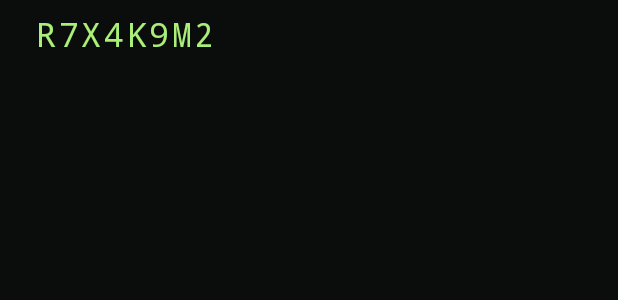
After one commit to karal63/real-time-notes, an Android app: the layout dialog_share_note.xml on its own in the app's theme, with its tools: preview values and no code run, on a phone screen of 412 x 824 dp. The commit adds this screen. Shown: the top 300 px of the screen. Run offline under Robolectric (Android 15) with nearby library versions, the phone set to English and light mode, and no system bars.

Commit message:
add share button and hide it if note is private

```diff
--- a/app/src/main/java/com/example/real_time_notes/Note.kt
+++ b/app/src/main/java/com/example/real_time_notes/Note.kt
@@ -4,6 +4,6 @@ data class Note(
     val id: String,
     val title: String,
     val description: String,
-    val allowOthers: Boolean,
+    val isPublic: Boolean,
     val ownerId: String
 )
--- a/app/src/main/java/com/example/real_time_notes/SecondActivity.kt
+++ b/app/src/main/java/com/example/real_time_notes/SecondActivity.kt
@@ -109,7 +109,7 @@ class SecondActivity : AppCompatActivity() {
                         id = document.id,
                         title = document.getString("title").orEmpty(),
                         description = document.getString("description").orEmpty(),
-                        allowOthers = document.getBoolean("allowOthers") ?: false,
+                        isPublic = document.getBoolean("isPublic") ?: false,
                         ownerId = document.getString("ownerId").orEmpty()
                     )
                 })
--- /dev/null
+++ b/app/src/main/res/layout/dialog_share_note.xml
@@ -0,0 +1,12 @@
+<?xml version="1.0" encoding="utf-8"?>
+<TextView xmlns:android="http://schemas.android.com/apk/res/android"
+    android:layout_width="match_parent"
+    android:layout_height="wrap_content"
+    android:fontFamily="monospace"
+    android:letterSpacing="0.08"
+    android:paddingHorizontal="24dp"
+    android:paddingTop="8dp"
+    android:text="@string/note_share_preview_code"
+    android:textAppearance="?attr/textAppearanceTitleLarge"
+    android:textColor="?attr/colorPrimary"
+    android:textIsSelectable="true" />
--- a/app/src/main/res/values/strings.xml
+++ b/app/src/main/res/values/strings.xml
@@ -45,6 +45,10 @@
     <string name="notes_load_failed">Could not load notes. Please try again.</string>
     <string name="untitled_note">Untitled note</string>
     <string name="note_editor_hint">Start writing…</string>
+    <string name="note_editor_share">Share</string>
+    <string name="note_share_title">Share note</string>
+    <string name="note_share_message">Group join code for “%1$s”</string>
+    <string name="note_share_preview_code" translatable="false">R7X4K9M2</string>
     <string name="note_editor_save">Save</string>
     <string name="note_editor_saved">Note saved</string>
     <string name="note_editor_load_failed">Could not open this note.</string>
```
Also changed, not shown: app/src/main/java/com/example/real_time_notes/CreateNoteActivity.kt (+5 -4 lines), app/src/main/java/com/example/real_time_notes/NoteActivity.kt (+16 -0 lines), app/src/main/res/layout/activity_create_note.xml (+7 -5 lines), app/src/main/res/layout/activity_note.xml (+11 -0 lines).
